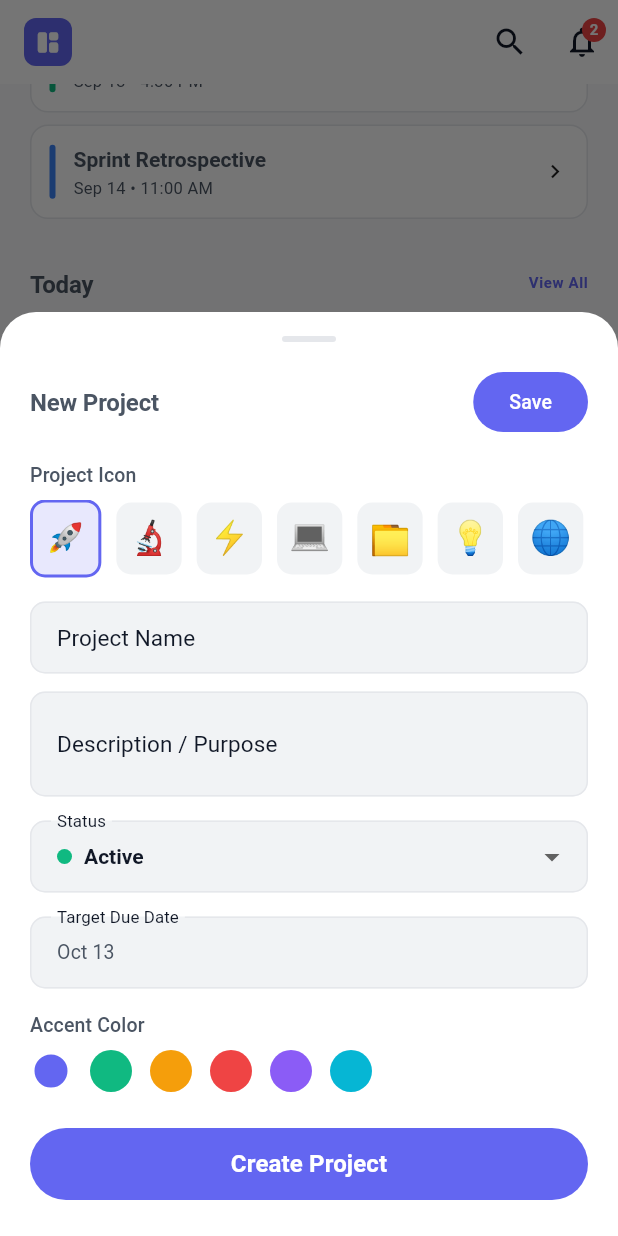
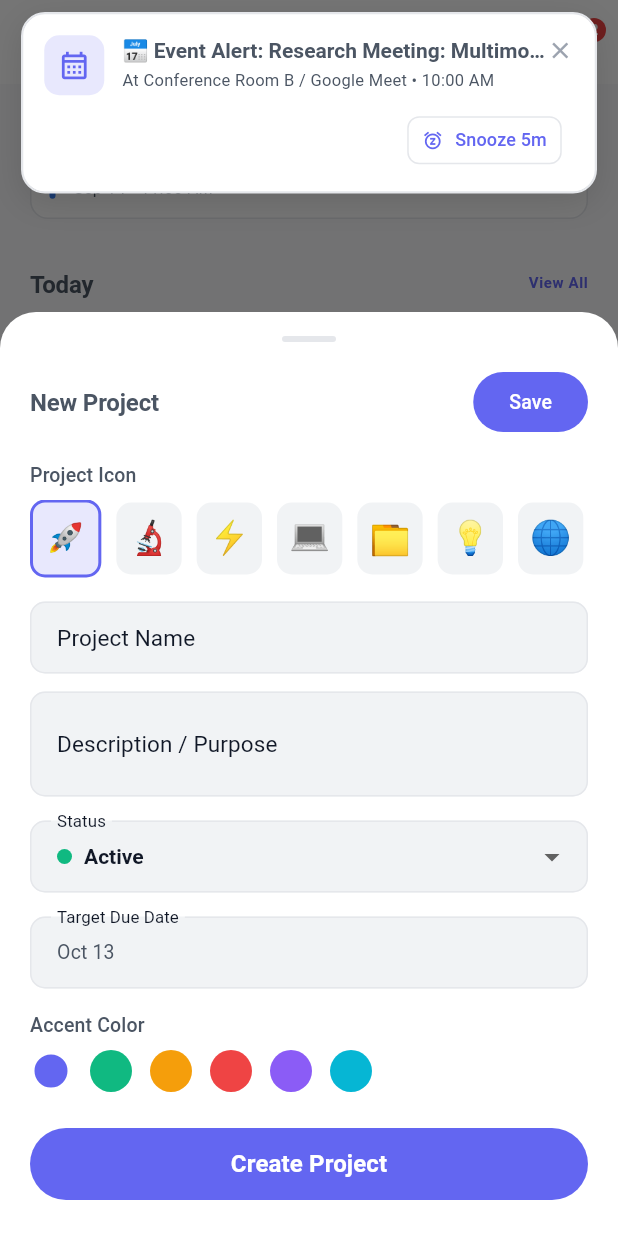
Before and after one commit to kibretmulugeta/flowspace-, a Flutter app: the screen it shows after launch, scrolled down 576 dp, after a tap on the "add" icon, on a phone screen of 412 x 824 dp. Run offline on Flutter 3.47's test engine with Material 3 defaults, Android fonts, the phone set to English and light mode, and no system bars; drawn by our look-alikes of flutter_animate; our stand-ins replace dio, flutter_riverpod, flutter_secure_storage, shared_preferences; missing offline and left inert: dart:html.

Commit message:
feat: implement universal on-screen heads-up notification system for reminders, tasks, and events

```diff
--- a/lib/app.dart
+++ b/lib/app.dart
@@ -3,6 +3,7 @@ import 'package:flutter_riverpod/flutter_riverpod.dart';
 import 'core/constants/app_constants.dart';
 import 'core/routing/app_router.dart';
 import 'core/theme/app_theme.dart';
+import 'core/widgets/in_app_notification_overlay.dart';
 import 'features/settings/presentation/settings_provider.dart';
 
 class FlowSpaceApp extends ConsumerWidget {
@@ -20,6 +21,9 @@ class FlowSpaceApp extends ConsumerWidget {
       themeMode: settings.themeMode,
       onGenerateRoute: AppRouter.onGenerateRoute,
       initialRoute: '/',
+      builder: (context, child) {
+        return InAppNotificationOverlay(child: child ?? const SizedBox());
+      },
     );
   }
 }
--- /dev/null
+++ b/lib/core/services/notification_service.dart
@@ -0,0 +1,291 @@
+import 'dart:async';
+import 'package:flutter_riverpod/flutter_riverpod.dart';
+import '../../features/calendar/presentation/calendar_provider.dart';
+import '../../features/reminders/domain/notification_model.dart';
+import '../../features/reminders/presentation/reminder_provider.dart';
+import '../../features/tasks/presentation/task_provider.dart';
+import '../utils/date_formatter.dart';
+import 'web_notification_helper.dart';
+
+class NotificationServiceState {
+  final AppNotification? activeBanner;
+  final List<AppNotification> history;
+  final bool isMonitoring;
+
+  const NotificationServiceState({
+    this.activeBanner,
+    this.history = const [],
+    this.isMonitoring = false,
+  });
+
+  NotificationServiceState copyWith({
+    AppNotification? activeBanner,
+    bool clearActiveBanner = false,
+    List<AppNotification>? history,
+    bool? isMonitoring,
+  }) {
+    return NotificationServiceState(
+      activeBanner: clearActiveBanner ? null : (activeBanner ?? this.activeBanner),
+      history: history ?? this.history,
+      isMonitoring: isMonitoring ?? this.isMonitoring,
+    );
+  }
+}
+
+class NotificationServiceNotifier extends Notifier<NotificationServiceState> {
+  Timer? _timer;
+  Timer? _autoDismissTimer;
+  final Set<String> _firedAlertKeys = {};
+  final Map<String, DateTime> _snoozedKeys = {};
+
+  @override
+  NotificationServiceState build() {
+    ref.onDispose(() {
+      _timer?.cancel();
+      _autoDismissTimer?.cancel();
+    });
+
+    // Start background scanner after initial frame
+    Future.microtask(() => startMonitoring());
+    return const NotificationServiceState();
+  }
+
+  void startMonitoring() {
+    if (_timer != null) return;
+    state = state.copyWith(isMonitoring: true);
+
+    // Initial check
+    _checkScheduledItems();
+
+    // Scan every 5 seconds for scheduled times
+    _timer = Timer.periodic(const Duration(seconds: 5), (_) {
+      _checkScheduledItems();
+    });
+  }
+
+  void stopMonitoring() {
+    _timer?.cancel();
+    _timer = null;
+    state = state.copyWith(isMonitoring: false);
+  }
+
+  void _checkScheduledItems() {
+    final now = DateTime.now();
+
+    // 1. Check Reminders
+    final reminderState = ref.read(reminderProvider);
+    for (final rem in reminderState.pendingReminders) {
+      DateTime alertTime = rem.scheduledAt;
+      if (rem.isSnoozed && rem.snoozeUntil != null) {
+        alertTime = rem.snoozeUntil!;
+      }
+
+      final key = 'reminder_${rem.id}_${alertTime.millisecondsSinceEpoch}';
+      if (_firedAlertKeys.contains(key)) continue;
+
+      if (now.isAfter(alertTime) && now.difference(alertTime).inHours < 24) {
+        _firedAlertKeys.add(key);
+        showNotification(
+          AppNotification(
+            id: key,
+            title: '⏰ Reminder: ${rem.title}',
+            body: rem.description.isNotEmpty
+                ? rem.description
+                : 'Scheduled for ${DateFormatter.formatTime(alertTime)}',
+            scheduledTime: alertTime,
+            payloadType: 'reminder',
+            payloadId: rem.id,
+            createdAt: now,
+            updatedAt: now,
+          ),
+        );
+        return; // Trigger one banner at a time for optimal UX
+      }
+    }
+
+    // 2. Check Tasks with Due Date & Time
+    final taskState = ref.read(taskProvider);
+    for (final task in taskState.tasks) {
+      if (task.isCompleted || task.dueDate == null) continue;
+
+      DateTime taskDueDateTime;
+      if (task.dueTime != null && task.dueTime!.contains(':')) {
+        final parts = task.dueTime!.split(':');
+        final hour = int.tryParse(parts[0]) ?? 12;
+        final minute = int.tryParse(parts[1]) ?? 0;
+        taskDueDateTime = DateTime(
+          task.dueDate!.year,
+          task.dueDate!.month,
+          task.dueDate!.day,
+          hour,
+          minute,
+        );
+      } else {
+        taskDueDateTime = DateTime(
+          task.dueDate!.year,
+          task.dueDate!.month,
+          task.dueDate!.day,
+          9,
+          0,
+        );
+      }
+
+      final snoozeUntil = _snoozedKeys[task.id];
+      if (snoozeUntil != null && now.isBefore(snoozeUntil)) continue;
+
+      final key = 'task_${task.id}_${taskDueDateTime.millisecondsSinceEpoch}';
+      if (_firedAlertKeys.contains(key)) continue;
+
+      if (now.isAfter(taskDueDateTime) && now.difference(taskDueDateTime).inHours < 24) {
+        _firedAlertKeys.add(key);
+        showNotification(
+          AppNotification(
+            id: key,
+            title: '📌 Task Due: ${task.title}',
+            body: task.dueTime != null
+                ? 'Due at ${task.dueTime} today'
+                : 'Due date reached today',
+            scheduledTime: taskDueDateTime,
+            payloadType: 'task',
+            payloadId: task.id,
+            createdAt: now,
+            updatedAt: now,
+          ),
+        );
+        return;
+      }
+    }
+
+    // 3. Check Calendar Events
+    final calendarState = ref.read(calendarProvider);
+    for (final ev in calendarState.events) {
+      final minsBefore = int.tryParse(ev.reminderMinutesBefore ?? '10') ?? 10;
+      final alertTime = ev.startDateTime.subtract(Duration(minutes: minsBefore));
+
+      final snoozeUntil = _snoozedKeys[ev.id];
+      if (snoozeUntil != null && now.isBefore(snoozeUntil)) continue;
+
+      final key = 'event_${ev.id}_${alertTime.millisecondsSinceEpoch}';
+      if (_firedAlertKeys.contains(key)) continue;
+
+      if (now.isAfter(alertTime) && now.isBefore(ev.endDateTime)) {
+        _firedAlertKeys.add(key);
+        showNotification(
+          AppNotification(
+            id: key,
+            title: '📅 Event Alert: ${ev.title}',
+            body: ev.location != null && ev.location!.isNotEmpty
+                ? 'At ${ev.location} • ${DateFormatter.formatTime(ev.startDateTime)}'
+                : 'Starts at ${DateFormatter.formatTime(ev.startDateTime)}',
+            scheduledTime: ev.startDateTime,
+            payloadType: 'event',
+            payloadId: ev.id,
+            createdAt: now,
+            updatedAt: now,
+          ),
+        );
+        return;
+      }
+    }
+  }
+
+  void showNotification(AppNotification notification) {
+    _autoDismissTimer?.cancel();
+
+    // Trigger browser-level notification if permitted on web
+    WebNotificationHelper.showNotification(notification.title, notification.body);
+
+    final updatedHistory = [notification, ...state.history];
+    state = state.copyWith(
+      activeBanner: notification,
+      history: updatedHistory,
+    );
+
+    // Automatically dismiss on-screen banner after 8 seconds if not interacted with
+    _autoDismissTimer = Timer(const Duration(seconds: 8), () {
+      dismissBanner();
+    });
+  }
+
+  void dismissBanner() {
+    _autoDismissTimer?.cancel();
+    state = state.copyWith(clearActiveBanner: true);
+  }
+
+  void completeItem(AppNotification notification) async {
+    dismissBanner();
+
+    if (notification.payloadType == 'reminder' && notification.payloadId != null) {
+      await ref.read(reminderProvider.notifier).completeReminder(notification.payloadId!);
+    } else if (notification.payloadType == 'task' && notification.payloadId != null) {
+      await ref.read(taskProvider.notifier).toggleTaskCompletion(notification.payloadId!);
+    }
+  }
+
+  void snoozeItem(AppNotification notification, {Duration duration = const Duration(minutes: 5)}) async {
+    dismissBanner();
+    final newTime = DateTime.now().add(duration);
+
+    if (notification.payloadType == 'reminder' && notification.payloadId != null) {
+      await ref.read(reminderProvider.notifier).snoozeReminder(notification.payloadId!, duration);
+    } else if (notification.payloadId != null) {
+      _snoozedKeys[notification.payloadId!] = newTime;
+    }
+  }
+
+  void triggerTestNotification({String type = 'reminder'}) {
+    final now = DateTime.now();
+    AppNotification notification;
+
+    switch (type) {
+      case 'task':
+        notification = AppNotification(
+          id: 'test_task_${now.millisecondsSinceEpoch}',
+          title: '📌 Task Due: Finish presentation slides',
+          body: 'Due now • High Priority',
+          scheduledTime: now,
+          payloadType: 'task',
+          payloadId: 'test-task',
+          createdAt: now,
+          updatedAt: now,
+        );
+        break;
+      case 'event':
+        notification = AppNotification(
+          id: 'test_event_${now.millisecondsSinceEpoch}',
+          title: '📅 Event Starting: Architecture Review Sync',
+          body: 'Starts in 5 minutes • Room 402 / Zoom',
+          scheduledTime: now.add(const Duration(minutes: 5)),
+          payloadType: 'event',
+          payloadId: 'test-event',
+          createdAt: now,
+          updatedAt: now,
+        );
+        break;
+      case 'reminder':
+      default:
+        notification = AppNotification(
+          id: 'test_reminder_${now.millisecondsSinceEpoch}',
+          title: '⏰ Reminder: Hydration break & stretch',
+          body: 'Scheduled alert for right now',
+          scheduledTime: now,
+          payloadType: 'reminder',
+          payloadId: 'test-reminder',
+          createdAt: now,
+          updatedAt: now,
+        );
+        break;
+    }
+
+    showNotification(notification);
+  }
+
+  Future<bool> requestBrowserPermission() async {
+    return await WebNotificationHelper.requestPermission();
+  }
+}
+
+final notificationServiceProvider =
+    NotifierProvider<NotificationServiceNotifier, NotificationServiceState>(
+  NotificationServiceNotifier.new,
+);
--- /dev/null
+++ b/lib/core/services/web_notification_helper.dart
@@ -0,0 +1,2 @@
+export 'web_notification_stub.dart'
+    if (dart.library.html) 'web_notification_web.dart';
--- /dev/null
+++ b/lib/core/services/web_notification_stub.dart
@@ -0,0 +1,4 @@
+class WebNotificationHelper {
+  static Future<bool> requestPermission() async => false;
+  static void showNotification(String title, String body) {}
+}
--- /dev/null
+++ b/lib/core/widgets/in_app_notification_overlay.dart
@@ -0,0 +1,205 @@
+import 'package:flutter/material.dart';
+import 'package:flutter_animate/flutter_animate.dart';
+import 'package:flutter_riverpod/flutter_riverpod.dart';
+import '../services/notification_service.dart';
+import '../theme/app_colors.dart';
+import '../theme/app_typography.dart';
+
+class InAppNotificationOverlay extends ConsumerWidget {
+  final Widget child;
+
+  const InAppNotificationOverlay({super.key, required this.child});
+
+  @override
+  Widget build(BuildContext context, WidgetRef ref) {
+    final notifState = ref.watch(notificationServiceProvider);
+    final banner = notifState.activeBanner;
+    final isDark = Theme.of(context).brightness == Brightness.dark;
+
+    return Stack(
+      children: [
+        child,
+        if (banner != null)
+          Positioned(
+            top: 0,
+            left: 0,
+            right: 0,
+            child: SafeArea(
+              child: Padding(
+                padding: const EdgeInsets.symmetric(horizontal: 14, vertical: 8),
+                child: Dismissible(
+                  key: ValueKey(banner.id),
+                  direction: DismissDirection.up,
+                  onDismissed: (_) {
+                    ref.read(notificationServiceProvider.notifier).dismissBanner();
+                  },
+                  child: Material(
+                    color: Colors.transparent,
+                    child: Container(
+                      decoration: BoxDecoration(
+                        color: isDark ? const Color(0xFF1E2330) : Colors.white,
+                        borderRadius: BorderRadius.circular(16),
+                        border: Border.all(
+                          color: isDark ? AppColors.darkBorder : AppColors.lightBorder,
+                          width: 1.5,
+                        ),
+                        boxShadow: [
+                          BoxShadow(
+                            color: Colors.black.withValues(alpha: isDark ? 0.4 : 0.12),
+                            blurRadius: 18,
+                            offset: const Offset(0, 6),
+                          ),
+                        ],
+                      ),
+                      padding: const EdgeInsets.all(14),
+                      child: Column(
+                        mainAxisSize: MainAxisSize.min,
+                        children: [
+                          Row(
+                            crossAxisAlignment: CrossAxisAlignment.start,
+                            children: [
+                              // Type Badge Icon
+                              Container(
+                                width: 40,
+                                height: 40,
+                                decoration: BoxDecoration(
+                                  color: _getTypeColor(banner.payloadType).withValues(alpha: 0.15),
+                                  borderRadius: BorderRadius.circular(10),
+                                ),
+                                child: Icon(
+                                  _getTypeIcon(banner.payloadType),
+                                  color: _getTypeColor(banner.payloadType),
+                                  size: 22,
+                                ),
+                              ),
+                              const SizedBox(width: 12),
+
+                              // Text Content
+                              Expanded(
+                                child: Column(
+                                  crossAxisAlignment: CrossAxisAlignment.start,
+                                  children: [
+                                    Row(
+                                      children: [
+                                        Expanded(
+                                          child: Text(
+                                            banner.title,
+                                            style: AppTypography.titleMedium.copyWith(
+                                              fontWeight: FontWeight.w700,
+                                            ),
+                                            maxLines: 1,
+                                            overflow: TextOverflow.ellipsis,
+                                          ),
+                                        ),
+                                        GestureDetector(
+                                          onTap: () {
+                                            ref.read(notificationServiceProvider.notifier).dismissBanner();
+                                          },
+                                          child: Icon(
+                                            Icons.close,
+                                            size: 18,
+                                            color: isDark ? AppColors.darkTextMuted : AppColors.lightTextMuted,
+                                          ),
+                                        ),
+                                      ],
+                                    ),
+                                    const SizedBox(height: 3),
+                                    Text(
+                                      banner.body,
+                                      style: AppTypography.bodySmall.copyWith(
+                                        color: isDark ? AppColors.darkTextSecondary : AppColors.lightTextSecondary,
+                                      ),
+                                      maxLines: 2,
+                                      overflow: TextOverflow.ellipsis,
+                                    ),
+                                  ],
+                                ),
+                              ),
+                            ],
+                          ),
+                          const SizedBox(height: 10),
+
+                          // Quick Action Buttons
+                          Row(
+                            mainAxisAlignment: MainAxisAlignment.end,
+                            children: [
+                              // Snooze Button
+                              OutlinedButton.icon(
+                                style: OutlinedButton.styleFrom(
+                                  padding: const EdgeInsets.symmetric(horizontal: 10, vertical: 4),
+                                  visualDensity: VisualDensity.compact,
+                                  shape: RoundedRectangleBorder(
+                                    borderRadius: BorderRadius.circular(8),
+                                  ),
+                                ),
+                                icon: const Icon(Icons.snooze, size: 14),
+                                label: const Text('Snooze 5m', style: TextStyle(fontSize: 12)),
+                                onPressed: () {
+                                  ref.read(notificationServiceProvider.notifier).snoozeItem(banner);
+                                },
+                              ),
+                              const SizedBox(width: 8),
+
+                              // Complete / Done Button
+                              if (banner.payloadType == 'reminder' || banner.payloadType == 'task')
+                                FilledButton.icon(
+                                  style: FilledButton.styleFrom(
+                                    padding: const EdgeInsets.symmetric(horizontal: 12, vertical: 4),
+                                    visualDensity: VisualDensity.compact,
+                                    backgroundColor: _getTypeColor(banner.payloadType),
+                                    shape: RoundedRectangleBorder(
+                                      borderRadius: BorderRadius.circular(8),
+                                    ),
+                                  ),
+                                  icon: const Icon(Icons.check, size: 14, color: Colors.white),
+                                  label: const Text('Done', style: TextStyle(fontSize: 12, color: Colors.white)),
+                                  onPressed: () {
+                                    ref.read(notificationServiceProvider.notifier).completeItem(banner);
+                                  },
+                                ),
+                            ],
+                          ),
+                        ],
+                      ),
+                    ),
+                  ),
+                ),
+              )
+                  .animate()
+                  .slideY(
+                    begin: -1.2,
+                    end: 0.0,
+                    duration: 350.ms,
+                    curve: Curves.easeOutBack,
+                  )
+                  .fadeIn(duration: 250.ms),
+            ),
+          ),
+      ],
+    );
+  }
+
+  Color _getTypeColor(String? type) {
+    switch (type) {
+      case 'task':
+        return AppColors.accentEmerald;
+      case 'event':
+        return AppColors.accentIndigo;
+      case 'reminder':
+      default:
+        return AppColors.accentAmber;
+    }
+  }
+
+  IconData _getTypeIcon(String? type) {
+    switch (type) {
+      case 'task':
+        return Icons.check_circle_outline;
+      case 'event':
+        return Icons.calendar_month_outlined;
+      case 'reminder':
+      default:
+        return Icons.alarm;
+    }
+  }
+}
```
Also changed, not shown: lib/core/services/web_notification_web.dart (added, +22 -0 lines), lib/features/reminders/presentation/screens/reminders_screen.dart (+15 -0 lines), lib/features/settings/presentation/screens/settings_screen.dart (+31 -0 lines).
